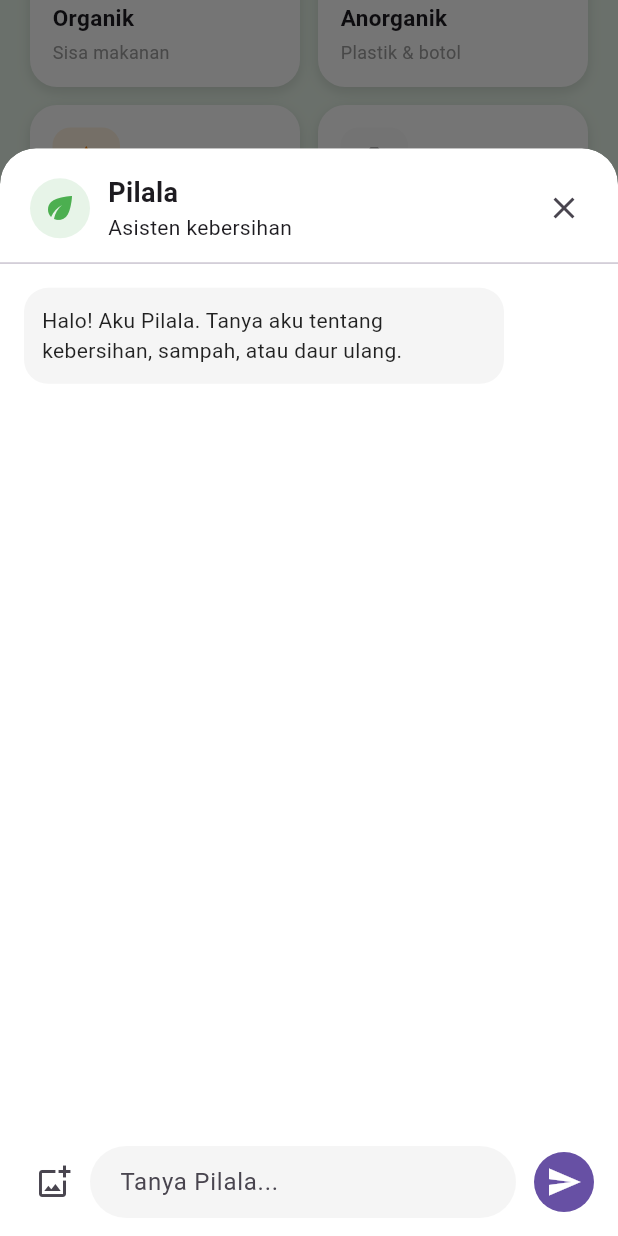
After one commit to cyrillans/Pilara, a Flutter app: the HomeScreen screen opened by its route, scrolled down 371 dp, after a tap on "Pilala", on a phone screen of 412 x 824 dp. The commit adds this screen. Run offline on Flutter 3.47's test engine with Material 3 defaults, Android fonts, the phone set to English and light mode, and no system bars; our stand-ins replace camera, firebase_ai, firebase_core, flutter_map, flutter_secure_storage, geolocator and 2 more; missing offline and left inert: firebase_app_check, tflite_flutter; accounts and stored records are empty; network calls fail.

Commit message:
Add Pilala AI assistant integration

```diff
--- a/lib/main.dart
+++ b/lib/main.dart
@@ -1,7 +1,11 @@
 import 'package:flutter/material.dart';
+
 import 'routers/app_router.dart';
+import 'services/pilala_firebase.dart';
 
-void main() {
+Future<void> main() async {
+  WidgetsFlutterBinding.ensureInitialized();
+  await PilalaFirebase.initialize();
   runApp(const MyApp());
 }
 
--- a/lib/screens/home_screen.dart
+++ b/lib/screens/home_screen.dart
@@ -6,6 +6,7 @@ import '../routers/app_router.dart';
 import '../services/article_catalog.dart';
 import '../services/pilara_api.dart';
 import 'camera_screen.dart';
+import 'pilala_chat_sheet.dart';
 import 'riwayat_screen.dart';
 import 'profile_screen.dart';
 import 'pilah_screen.dart';
@@ -75,6 +76,30 @@ class _HomeScreenState extends State<HomeScreen> {
       backgroundColor: Colors.green[50],
 
       body: pages[currentIndex],
+      floatingActionButton: currentIndex == 0
+          ? FloatingActionButton.extended(
+              backgroundColor: Colors.green.shade700,
+              foregroundColor: Colors.white,
+              icon: const Icon(Icons.eco_outlined),
+              label: const Text('Pilala'),
+              onPressed: () {
+                showModalBottomSheet<void>(
+                  context: context,
+                  isScrollControlled: true,
+                  useSafeArea: true,
+                  backgroundColor: Colors.transparent,
+                  builder: (_) => const FractionallySizedBox(
+                    heightFactor: 0.88,
+                    child: ClipRRect(
+                      borderRadius:
+                          BorderRadius.vertical(top: Radius.circular(24)),
+                      child: PilalaChatSheet(),
+                    ),
+                  ),
+                );
+              },
+            )
+          : null,
 
       // ========================================================
       // BOTTOM NAVIGATION
--- /dev/null
+++ b/lib/screens/pilala_chat_sheet.dart
@@ -0,0 +1,394 @@
+import 'package:firebase_ai/firebase_ai.dart';
+import 'package:flutter/foundation.dart';
+import 'package:flutter/material.dart';
+import 'package:image_picker/image_picker.dart';
+
+import '../services/deteksi_sampah_service.dart';
+import '../services/kebersihan_ai_service.dart';
+import '../services/pilala_firebase.dart';
+
+class PilalaChatSheet extends StatefulWidget {
+  const PilalaChatSheet({super.key});
+
+  @override
+  State<PilalaChatSheet> createState() => _PilalaChatSheetState();
+}
+
+class _PilalaChatSheetState extends State<PilalaChatSheet> {
+  final _textController = TextEditingController();
+  final _scrollController = ScrollController();
+  final _imagePicker = ImagePicker();
+  final _chatService = KebersihanAIService();
+  final _detectionService = DeteksiSampahService();
+  final List<_PilalaMessage> _messages = [
+    const _PilalaMessage(
+      text:
+          'Halo! Aku Pilala. Tanya aku tentang kebersihan, sampah, atau daur ulang.',
+      fromUser: false,
+    ),
+  ];
+
+  ChatSession? _chat;
+  bool _isBusy = false;
+  String? _setupError;
+
+  @override
+  void initState() {
+    super.initState();
+    _setupError = PilalaFirebase.initializationError;
+    if (_setupError == null) {
+      _startChat();
+    }
+  }
+
+  @override
+  void dispose() {
+    _textController.dispose();
+    _scrollController.dispose();
+    super.dispose();
+  }
+
+  Future<void> _startChat() async {
+    try {
+      final chat = await _chatService.startChat();
+      if (!mounted) return;
+      setState(() {
+        _chat = chat;
+        _setupError = null;
+      });
+    } on Exception catch (error) {
+      if (!mounted) return;
+      setState(() => _setupError = error.toString());
+    }
+  }
+
+  Future<void> _sendMessage() async {
+    final text = _textController.text.trim();
+    if (text.isEmpty || _isBusy || _setupError != null) return;
+
+    _textController.clear();
+    setState(() {
+      _messages.add(_PilalaMessage(text: text, fromUser: true));
+      _isBusy = true;
+    });
+    _scrollToBottom();
+
+    try {
+      final chat = _chat ?? await _chatService.startChat();
+      _chat = chat;
+      final response = await _chatService.sendMessage(chat, text);
+      if (!mounted) return;
+      setState(() {
+        _messages.add(_PilalaMessage(text: response, fromUser: false));
+      });
+    } on Exception catch (error) {
+      if (!mounted) return;
+      setState(() {
+        _messages.add(
+          _PilalaMessage(
+            text: 'Pesan belum dapat diproses: $error',
+            fromUser: false,
+            isError: true,
+          ),
+        );
+      });
+    } finally {
+      if (mounted) {
+        setState(() => _isBusy = false);
+        _scrollToBottom();
+      }
+    }
+  }
+
+  Future<void> _showImageOptions() async {
+    if (_isBusy || _setupError != null) return;
+    final source = await showModalBottomSheet<ImageSource>(
+      context: context,
+      builder: (context) => SafeArea(
+        child: Wrap(
+          children: [
+            if (defaultTargetPlatform == TargetPlatform.android ||
+                defaultTargetPlatform == TargetPlatform.iOS)
+              ListTile(
+                leading: const Icon(Icons.camera_alt_outlined),
+                title: const Text('Ambil foto'),
+                onTap: () => Navigator.pop(context, ImageSource.camera),
+              ),
+            ListTile(
+              leading: const Icon(Icons.photo_library_outlined),
+              title: const Text('Pilih dari galeri'),
+              onTap: () => Navigator.pop(context, ImageSource.gallery),
+            ),
+          ],
+        ),
+      ),
+    );
+    if (source != null) {
+      await _detectImage(source);
+    }
+  }
+
+  Future<void> _detectImage(ImageSource source) async {
+    try {
+      final image = await _imagePicker.pickImage(
+        source: source,
+        maxWidth: 1024,
+        maxHeight: 1024,
+        imageQuality: 80,
+      );
+      if (image == null) return;
+
+      final bytes = await image.readAsBytes();
+      final mimeType = _mimeType(image.name);
+      setState(() {
+        _messages.add(
+          _PilalaMessage(
+            text: 'Mohon identifikasi sampah pada foto ini.',
+            fromUser: true,
+            imageBytes: bytes,
+          ),
+        );
+        _isBusy = true;
+      });
+      _scrollToBottom();
+
+      final result = await _detectionService.detectWaste(
+        imageBytes: bytes,
+        mimeType: mimeType,
+      );
+      if (!mounted) return;
+      setState(() {
+        _messages.add(
+          _PilalaMessage(
+            text: 'Nama: ${result.objectName}\n'
+                'Kategori: ${result.category}\n'
+                'Cara pengolahan: ${result.processingMethod}',
+            fromUser: false,
+          ),
+        );
+      });
+    } on Exception catch (error) {
+      if (!mounted) return;
+      setState(() {
+        _messages.add(
+          _PilalaMessage(
+            text: 'Foto belum dapat dianalisis: $error',
+            fromUser: false,
+            isError: true,
+          ),
+        );
+      });
+    } finally {
+      if (mounted) {
+        setState(() => _isBusy = false);
+        _scrollToBottom();
+      }
+    }
+  }
+
+  String _mimeType(String fileName) {
+    final extension = fileName.split('.').last.toLowerCase();
+    return switch (extension) {
+      'png' => 'image/png',
+      'webp' => 'image/webp',
+      _ => 'image/jpeg',
+    };
+  }
+
+  void _scrollToBottom() {
+    WidgetsBinding.instance.addPostFrameCallback((_) {
+      if (_scrollController.hasClients) {
+        _scrollController.animateTo(
+          _scrollController.position.maxScrollExtent,
+          duration: const Duration(milliseconds: 250),
+          curve: Curves.easeOut,
+        );
+      }
+    });
+  }
+
+  @override
+  Widget build(BuildContext context) {
+    return AnimatedPadding(
+      duration: const Duration(milliseconds: 180),
+      padding: EdgeInsets.only(
+        bottom: MediaQuery.viewInsetsOf(context).bottom,
+      ),
+      child: Material(
+        color: Colors.white,
+        borderRadius: const BorderRadius.vertical(top: Radius.circular(24)),
+        child: Column(
+          children: [
+            Padding(
+              padding: const EdgeInsets.fromLTRB(20, 16, 12, 12),
+              child: Row(
+                children: [
+                  const CircleAvatar(
+                    backgroundColor: Color(0xFFE7F4E8),
+                    child: Icon(Icons.eco, color: Colors.green),
+                  ),
+                  const SizedBox(width: 12),
+                  const Expanded(
+                    child: Column(
+                      crossAxisAlignment: CrossAxisAlignment.start,
+                      children: [
+                        Text(
+                          'Pilala',
+                          style: TextStyle(
+                            fontSize: 18,
+                            fontWeight: FontWeight.bold,
+                          ),
+                        ),
+                        Text('Asisten kebersihan'),
+                      ],
+                    ),
+                  ),
+                  IconButton(
+                    tooltip: 'Tutup',
+                    onPressed: () => Navigator.pop(context),
+                    icon: const Icon(Icons.close),
+                  ),
+                ],
+              ),
+            ),
+            const Divider(height: 1),
+            if (_setupError != null)
+              Container(
+                width: double.infinity,
+                padding: const EdgeInsets.all(12),
+                color: Colors.orange.shade50,
+                child: Text(
+                  _setupError!,
+                  style: TextStyle(color: Colors.orange.shade900),
+                ),
+              ),
+            Expanded(
+              child: ListView.builder(
+                controller: _scrollController,
+                padding: const EdgeInsets.all(16),
+                itemCount: _messages.length,
+                itemBuilder: (context, index) {
+                  final message = _messages[index];
+                  return _MessageBubble(message: message);
+                },
+              ),
+            ),
+            if (_isBusy) const LinearProgressIndicator(minHeight: 2),
+            SafeArea(
+              top: false,
+              child: Padding(
+                padding: const EdgeInsets.fromLTRB(12, 10, 12, 12),
+                child: Row(
+                  crossAxisAlignment: CrossAxisAlignment.end,
+                  children: [
+                    IconButton(
+                      tooltip: 'Kirim foto sampah',
+                      onPressed: _isBusy || _setupError != null
+                          ? null
+                          : _showImageOptions,
+                      icon: const Icon(Icons.add_photo_alternate_outlined),
+                    ),
+                    Expanded(
+                      child: TextField(
+                        controller: _textController,
+                        enabled: !_isBusy && _setupError == null,
+                        minLines: 1,
+                        maxLines: 4,
+                        textInputAction: TextInputAction.send,
+                        onSubmitted: (_) => _sendMessage(),
+                        decoration: InputDecoration(
+                          hintText: 'Tanya Pilala...',
+                          filled: true,
+                          fillColor: Colors.grey.shade100,
+                          border: OutlineInputBorder(
+                            borderRadius: BorderRadius.circular(24),
+                            borderSide: BorderSide.none,
+                          ),
+                          contentPadding: const EdgeInsets.symmetric(
+                            horizontal: 16,
+                            vertical: 12,
+                          ),
+                        ),
+                      ),
+                    ),
+                    const SizedBox(width: 8),
+                    IconButton.filled(
+                      tooltip: 'Kirim pesan',
+                      onPressed:
+                          _isBusy || _setupError != null ? null : _sendMessage,
+                      icon: const Icon(Icons.send),
+                    ),
+                  ],
+                ),
+              ),
+            ),
+          ],
+        ),
+      ),
+    );
+  }
+}
+
+class _PilalaMessage {
+  const _PilalaMessage({
+    required this.text,
+    required this.fromUser,
+    this.imageBytes,
+    this.isError = false,
+  });
+
+  final String text;
+  final bool fromUser;
+  final Uint8List? imageBytes;
+  final bool isError;
+}
+
+class _MessageBubble extends StatelessWidget {
+  const _MessageBubble({required this.message});
+
+  final _PilalaMessage message;
+
+  @override
+  Widget build(BuildContext context) {
+    final color = message.isError
+        ? Colors.red.shade50
+        : message.fromUser
+            ? Colors.green.shade700
+            : Colors.grey.shade100;
+    final foregroundColor =
+        message.isError || !message.fromUser ? Colors.black87 : Colors.white;
+
+    return Align(
+      alignment:
+          message.fromUser ? Alignment.centerRight : Alignment.centerLeft,
+      child: Container(
+        constraints: const BoxConstraints(maxWidth: 320),
+        margin: const EdgeInsets.only(bottom: 12),
+        padding: const EdgeInsets.all(12),
+        decoration: BoxDecoration(
+          color: color,
+          borderRadius: BorderRadius.circular(16),
+        ),
+        child: Column(
+          crossAxisAlignment: CrossAxisAlignment.start,
+          children: [
+            if (message.imageBytes case final bytes?)
+              Padding(
+                padding: const EdgeInsets.only(bottom: 8),
+                child: ClipRRect(
+                  borderRadius: BorderRadius.circular(10),
+                  child: Image.memory(
+                    bytes,
+                    width: 220,
+                    height: 160,
+                    fit: BoxFit.cover,
+                  ),
+                ),
+              ),
+            Text(message.text, style: TextStyle(color: foregroundColor)),
+          ],
+        ),
+      ),
+    );
+  }
+}
--- /dev/null
+++ b/lib/services/deteksi_sampah_service.dart
@@ -0,0 +1,94 @@
+import 'dart:convert';
+import 'dart:typed_data';
+
+import 'package:firebase_ai/firebase_ai.dart';
+
+import 'pilala_firebase.dart';
+
+class WasteDetectionResult {
+  const WasteDetectionResult({
+    required this.objectName,
+    required this.category,
+    required this.processingMethod,
+  });
+
+  final String objectName;
+  final String category;
+  final String processingMethod;
+}
+
+class DeteksiSampahService {
+  static const _categories = {'Organik', 'Anorganik', 'B3'};
+
+  Future<WasteDetectionResult> detectWaste({
+    required Uint8List imageBytes,
+    required String mimeType,
+  }) async {
+    await PilalaFirebase.initialize();
+    PilalaFirebase.requireReady();
+
+    final model = FirebaseAI.googleAI().generativeModel(
+      model: 'gemini-2.5-flash',
+      systemInstruction: Content.system(
+        'Kamu adalah ahli pemilahan sampah. Identifikasi objek utama pada '
+        'gambar, pilih satu kategori yang paling sesuai dari Organik, '
+        'Anorganik, atau B3, lalu berikan cara pengolahan yang aman dan praktis.',
+      ),
+      generationConfig: GenerationConfig(
+        responseMimeType: 'application/json',
+        responseJsonSchema: const {
+          'type': 'object',
+          'properties': {
+            'objectName': {'type': 'string'},
+            'category': {
+              'type': 'string',
+              'enum': ['Organik', 'Anorganik', 'B3'],
+            },
+            'processingMethod': {'type': 'string'},
+          },
+          'required': ['objectName', 'category', 'processingMethod'],
+        },
+      ),
+    );
+
+    final response = await model.generateContent([
+      Content.multi([
+        TextPart(
+          'Periksa gambar dan kembalikan hanya JSON dengan properti '
+          'objectName, category, dan processingMethod.',
+        ),
+        InlineDataPart(mimeType, imageBytes),
+      ]),
+    ]);
+    final text = response.text;
+    if (text == null || text.trim().isEmpty) {
+      throw const FormatException('Pilala tidak menghasilkan hasil deteksi.');
+    }
+    return parseResponse(text);
+  }
+
+  static WasteDetectionResult parseResponse(String response) {
+    final decoded = jsonDecode(response);
+    if (decoded is! Map<String, dynamic>) {
+      throw const FormatException('Format hasil deteksi tidak valid.');
+    }
+
+    final objectName = decoded['objectName'];
+    final category = decoded['category'];
+    final processingMethod = decoded['processingMethod'];
+    if (objectName is! String ||
+        objectName.trim().isEmpty ||
+        category is! String ||
+        !_categories.contains(category) ||
+        processingMethod is! String ||
+        processingMethod.trim().isEmpty) {
+      throw const FormatException('Data hasil deteksi tidak lengkap.');
+    }
+
+    return WasteDetectionResult(
+      objectName: objectName.trim(),
+      category: category,
+      processingMethod: processingMethod.trim(),
+    );
+  }
+}
--- /dev/null
+++ b/lib/services/kebersihan_ai_service.dart
@@ -0,0 +1,35 @@
+import 'package:firebase_ai/firebase_ai.dart';
+
+import 'pilala_firebase.dart';
+
+class KebersihanAIService {
+  static const _systemInstruction = '''
+Kamu adalah Pilala, asisten edukasi kebersihan, pengelolaan sampah, dan daur ulang.
+Jawab dalam bahasa Indonesia dengan ramah, jelas, dan praktis.
+Jawab hanya pertanyaan yang berkaitan dengan kebersihan, pengelolaan sampah,
+daur ulang, dan lingkungan. Tolak dengan sopan permintaan di luar topik tersebut
+dan arahkan kembali ke topik kebersihan. Untuk sampah B3 atau bahan berbahaya,
+jangan menyarankan pengguna mencampur atau menanganinya tanpa prosedur; arahkan
+ke fasilitas pengumpulan resmi setempat.
+''';
+
+  Future<ChatSession> startChat() async {
+    await PilalaFirebase.initialize();
+    PilalaFirebase.requireReady();
+
+    final model = FirebaseAI.googleAI().generativeModel(
+      model: 'gemini-2.5-flash',
+      systemInstruction: Content.system(_systemInstruction),
+    );
+    return model.startChat();
+  }
+
+  Future<String> sendMessage(ChatSession chat, String message) async {
+    final response = await chat.sendMessage(Content.text(message));
+    final text = response.text?.trim();
+    if (text == null || text.isEmpty) {
+      throw const FormatException('Pilala tidak menghasilkan jawaban.');
+    }
+    return text;
+  }
+}
--- /dev/null
+++ b/lib/services/pilala_firebase.dart
@@ -0,0 +1,74 @@
+import 'package:firebase_app_check/firebase_app_check.dart';
+import 'package:firebase_core/firebase_core.dart';
+import 'package:flutter/foundation.dart';
+import 'package:flutter/services.dart';
+
+class PilalaFirebase {
+  PilalaFirebase._();
+
+  static Future<void>? _initialization;
+  static String? _initializationError;
+
+  static String? get initializationError => _initializationError;
+
+  static Future<void> initialize() =>
+      _initialization ??= _initialize();
+
+  static Future<void> _initialize() async {
+    final isAndroid = !kIsWeb &&
+        defaultTargetPlatform == TargetPlatform.android;
+    final isApple = !kIsWeb &&
+        (defaultTargetPlatform == TargetPlatform.iOS ||
+            defaultTargetPlatform == TargetPlatform.macOS);
+
+    if (!isAndroid && !isApple) {
+      _initializationError =
+          'Pilala AI saat ini tersedia di Android, iOS, dan macOS.';
+      return;
+    }
+
+    try {
+      if (Firebase.apps.isEmpty) {
+        await Firebase.initializeApp();
+      }
+
+      await FirebaseAppCheck.instance.activate(
+        providerAndroid: kDebugMode
+            ? const AndroidDebugProvider()
+            : const AndroidPlayIntegrityProvider(),
+        providerApple: kDebugMode
+            ? const AppleDebugProvider()
+            : const AppleAppAttestWithDeviceCheckFallbackProvider(),
+      );
+    } on FirebaseException catch (error) {
+      _initializationError =
+          'Firebase belum siap: ${error.message ?? error.code}. '
+          'Jalankan flutterfire configure dan pastikan Firebase AI Logic '
+          'diaktifkan di Firebase Console.';
+    } on PlatformException catch (error) {
+      _initializationError =
+          'Firebase belum siap: ${error.message ?? error.code}. '
+          'Periksa konfigurasi Firebase untuk platform ini.';
+    }
+  }
+
+  static void requireReady() {
+    if (_initializationError case final error?) {
+      throw PilalaConfigurationException(error);
+    }
+    if (Firebase.apps.isEmpty) {
+      throw const PilalaConfigurationException(
+        'Firebase belum diinisialisasi.',
+      );
+    }
+  }
+}
+
+class PilalaConfigurationException implements Exception {
+  const PilalaConfigurationException(this.message);
+
+  final String message;
+
+  @override
+  String toString() => message;
+}
--- a/pubspec.yaml
+++ b/pubspec.yaml
@@ -21,6 +21,10 @@ dependencies:
   url_launcher: ^6.3.3
   http: ^1.6.0
   flutter_secure_storage: ^11.2.0
+  firebase_core: ^5.2.0
+  firebase_ai: ^5.2.0
+  firebase_app_check: ^0.5.2
+  image_picker: ^1.2.4
 
 dev_dependencies:
   flutter_test:
```
Also changed, not shown: lib/services/pilara_api.dart (+11 -1 lines), pubspec.lock, 11 other files.
